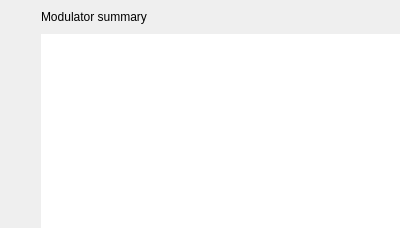
Before: the Qt Designer form sources/editor/modulator/modulatoreditor.ui in davy7125/polyphone, drawn with Qt 5.
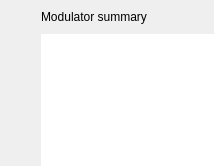
After: the same form once the commit is applied. Custom widgets are drawn as their Qt base class.

What changed in the file:
```diff
--- a/sources/editor/modulator/modulatoreditor.ui
+++ b/sources/editor/modulator/modulatoreditor.ui
@@ -6,8 +6,8 @@
    <rect>
     <x>0</x>
     <y>0</y>
-    <width>400</width>
-    <height>228</height>
+    <width>214</width>
+    <height>159</height>
    </rect>
   </property>
   <property name="windowTitle">
```
